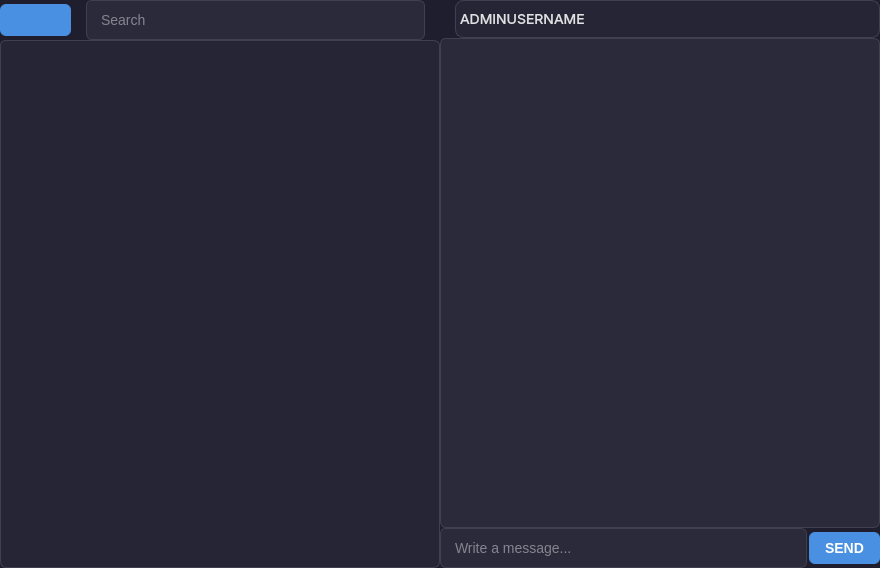
This is ClientPart/UI/mainwindow.ui in Bananka123321/Ivan-Messenger as Qt 5 draws it before an edit. The edited form follows.
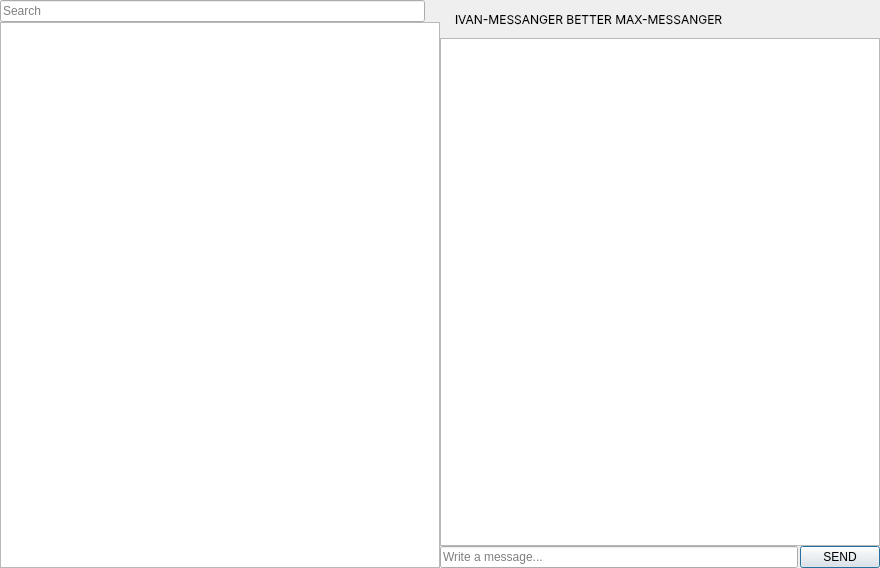
This is the edited form. Icons and pictures are not drawn.

Commit message: new messanger style

What changed in the file:
```diff
--- a/ClientPart/UI/mainwindow.ui
+++ b/ClientPart/UI/mainwindow.ui
@@ -31,277 +31,6 @@
   <property name="autoFillBackground">
    <bool>false</bool>
   </property>
-  <property name="styleSheet">
-   <string notr="true">/* ========================================
-   GLOBAL
-   ======================================== */
-QWidget {
-    background-color: #1E1E2E;
-    color: #E0E0E5;
-    font-family: &quot;Inter&quot;, &quot;Segoe UI&quot;, &quot;Roboto&quot;, &quot;Ubuntu&quot;, sans-serif;
-    font-size: 14px;
-    line-height: 1.4;
-}
-
-/* ========================================
-   MAIN CONTAINERS
-   ======================================== */
-QMainWindow, QDialog {
-    background-color: #1E1E2E;
-    border: none;
-}
-QFrame {
-    background-color: #252535;
-    border: 1px solid #404050;
-    border-radius: 8px;
-}
-
-/* ========================================
-   BUTTONS
-   ======================================== */
-QPushButton {
-    background-color: #4A90E2;
-    color: #FFFFFF;
-    border: none;
-    border-radius: 6px;
-    padding: 8px 16px;
-    font-weight: 500;
-}
-QPushButton:hover { background-color: #5A9EEF; }
-QPushButton:pressed { background-color: #3A7BC8; }
-QPushButton:disabled {
-    background-color: #404050;
-    color: #808090;
-}
-
-QToolButton {
-    background-color: transparent;
-    color: #A0A0B0;
-    border: none;
-    border-radius: 4px;
-    padding: 6px;
-}
-QToolButton:hover {
-    background-color: #2A2A3A;
-    color: #E0E0E5;
-}
-
-/* ========================================
-   INPUTS
-   ======================================== */
-QLineEdit, QTextEdit, QPlainTextEdit {
-    background-color: #2A2A3A;
-    color: #E0E0E5;
-    border: 1px solid #404050;
-    border-radius: 6px;
-    padding: 10px 12px;
-    selection-background-color: #4A90E2;
-    selection-color: #FFFFFF;
-}
-QLineEdit:focus, QTextEdit:focus, QPlainTextEdit:focus {
-    border-color: #4A90E2;
-    background-color: #2D2D40;
-}
-QLineEdit:disabled, QTextEdit:disabled, QPlainTextEdit:disabled {
-    background-color: #202030;
-    color: #606070;
-}
-
-/* ========================================
-   SCROLLBARS
-   ======================================== */
-QScrollBar:vertical, QScrollBar:horizontal {
-    background-color: #202030;
-    border: none;
-    width: 10px;
-    height: 10px;
-    margin: 0;
-}
-QScrollBar::handle:vertical, QScrollBar::handle:horizontal {
-    background-color: #505060;
-    border-radius: 5px;
-    min-height: 20px;
-    min-width: 20px;
-}
-QScrollBar::handle:vertical:hover, QScrollBar::handle:horizontal:hover {
-    background-color: #707080;
-}
-QScrollBar::add-line, QScrollBar::sub-line,
-QScrollBar::add-page, QScrollBar::sub-page {
-    background: none;
-    border: none;
-    height: 0px;
-    width: 0px;
-}
-
-/* ========================================
-   LISTS &amp; VIEWS (Contact/Chat list)
-   ======================================== */
-QListView, QListWidget, QTableView {
-    background-color: #252535;
-    border: 1px solid #404050;
-    border-radius: 6px;
-    padding: 4px;
-}
-QListView::item, QListWidget::item {
-    padding: 12px 16px;
-    border-radius: 6px;
-}
-QListView::item:hover, QListWidget::item:hover {
-    background-color: #2A2A3A;
-}
-QListView::item:selected, QListWidget::item:selected {
-    background-color: #4A90E2;
-    color: #FFFFFF;
-}
-
-/* ========================================
-   MESSAGE BUBBLES
-   (Требуют setObjectName(&quot;msgSent&quot;) / setObjectName(&quot;msgReceived&quot;))
-   ======================================== */
-QFrame#msgSent {
-    background-color: #0066CC;
-    border-radius: 12px 12px 2px 12px;
-    padding: 10px 14px;
-}
-QFrame#msgReceived {
-    background-color: #3A3A4A;
-    border-radius: 12px 12px 12px 2px;
-    padding: 10px 14px;
-}
-QLabel#msgTime {
-    color: #808090;
-    font-size: 11px;
-    padding-top: 4px;
-}
-QLabel#msgStatus {
-    color: #4CAF50;
-    font-size: 11px;
-}
-
-/* ========================================
-   SEARCH &amp; HEADER
-   ======================================== */
-QLineEdit#searchBar {
-    border-radius: 20px;
-    padding: 8px 16px;
-    background-color: #2A2A3A;
-}
-QLabel#headerTitle {
-    font-size: 18px;
-    font-weight: 600;
-    color: #E0E0E5;
-    padding: 12px 0;
-}
-QFrame#statusIndicator {
-    background-color: #4CAF50;
-    border-radius: 4px;
-    width: 10px;
-    height: 10px;
-}
-QFrame#statusIndicator[status=&quot;offline&quot;] { background-color: #FF5252; }
-QFrame#statusIndicator[status=&quot;typing&quot;]  { background-color: #FFC107; }
-
-/* ========================================
-   PROGRESS BAR (File transfer)
-   ======================================== */
-QProgressBar {
-    background-color: #2A2A3A;
-    border: 1px solid #404050;
-    border-radius: 6px;
-    height: 8px;
-    text-align: center;
-}
-QProgressBar::chunk {
-    background-color: #4A90E2;
-    border-radius: 4px;
-}
-
-/* ========================================
-   COMBO BOX &amp; MENUS
-   ======================================== */
-QComboBox {
-    background-color: #2A2A3A;
-    color: #E0E0E5;
-    border: 1px solid #404050;
-    border-radius: 6px;
-    padding: 8px 12px;
-}
-QComboBox::drop-down {
-    border: none;
-    width: 20px;
-}
-QComboBox QAbstractItemView {
-    background-color: #252535;
-    border: 1px solid #404050;
-    selection-background-color: #4A90E2;
-    selection-color: #FFFFFF;
-}
-QMenu {
-    background-color: #252535;
-    border: 1px solid #404050;
-    border-radius: 8px;
-    padding: 8px;
-}
-QMenu::item {
-    padding: 8px 24px;
-    border-radius: 4px;
-}
-QMenu::item:selected {
-    background-color: #2A2A3A;
-}
-
-/* ========================================
-   CHECKBOX &amp; RADIO
-   ======================================== */
-QCheckBox, QRadioButton { spacing: 8px; }
-QCheckBox::indicator, QRadioButton::indicator {
-    width: 18px;
-    height: 18px;
-    border: 2px solid #404050;
-    border-radius: 4px;
-    background-color: #2A2A3A;
-}
-QCheckBox::indicator:checked, QRadioButton::indicator:checked {
-    background-color: #4A90E2;
-    border-color: #4A90E2;
-}
-QRadioButton::indicator { border-radius: 9px; }
-
-/* ========================================
-   TAB WIDGET
-   ======================================== */
-QTabWidget::pane {
-    border: 1px solid #404050;
-    border-radius: 6px;
-}
-QTabBar::tab {
-    background-color: #202030;
-    color: #A0A0B0;
-    padding: 10px 20px;
-    border-radius: 6px 6px 0 0;
-    margin-right: 4px;
-}
-QTabBar::tab:selected {
-    background-color: #4A90E2;
-    color: #FFFFFF;
-}
-QTabBar::tab:hover:!selected {
-    background-color: #2A2A3A;
-}
-
-/* ========================================
-   TOOLTIP
-   ======================================== */
-QToolTip {
-    background-color: #303040;
-    color: #E0E0E5;
-    border: 1px solid #404050;
-    border-radius: 4px;
-    padding: 6px 10px;
-    font-size: 12px;
-}</string>
-  </property>
   <widget class="QWidget" name="centralwidget">
    <property name="sizePolicy">
     <sizepolicy hsizetype="Maximum" vsizetype="Maximum">
@@ -378,12 +107,11 @@
             <property name="font">
              <font>
               <family>Inter</family>
-              <pointsize>-1</pointsize>
               <bold>false</bold>
              </font>
             </property>
             <property name="text">
-             <string>ADMINUSERNAME</string>
+             <string>IVAN-MESSANGER BETTER MAX-MESSANGER</string>
             </property>
            </widget>
           </item>
@@ -434,6 +162,12 @@
             <property name="text">
              <string>SEND</string>
             </property>
+            <property name="autoDefault">
+             <bool>true</bool>
+            </property>
+            <property name="default">
+             <bool>true</bool>
+            </property>
            </widget>
           </item>
          </layout>
@@ -462,35 +196,6 @@
           <property name="rightMargin">
            <number>15</number>
           </property>
-          <item>
-           <widget class="QPushButton" name="settingsButton">
-            <property name="sizePolicy">
-             <sizepolicy hsizetype="Fixed" vsizetype="Fixed">
-              <horstretch>0</horstretch>
-              <verstretch>0</verstretch>
-             </sizepolicy>
-            </property>
-            <property name="autoFillBackground">
-             <bool>false</bool>
-            </property>
-            <property name="text">
-             <string/>
-            </property>
-            <property name="icon">
-             <iconset>
-              <normaloff>../../../../Downloads/more.png</normaloff>../../../../Downloads/more.png</iconset>
-            </property>
-            <property name="iconSize">
-             <size>
-              <width>32</width>
-              <height>32</height>
-             </size>
-            </property>
-            <property name="autoRepeat">
-             <bool>false</bool>
-            </property>
-           </widget>
-          </item>
           <item>
            <widget class="QLineEdit" name="searchLineEdit">
             <property name="sizePolicy">
```
Left out of the diff: 6 changed lines with no effect on the pictures. The commit also changes 7 other files.
